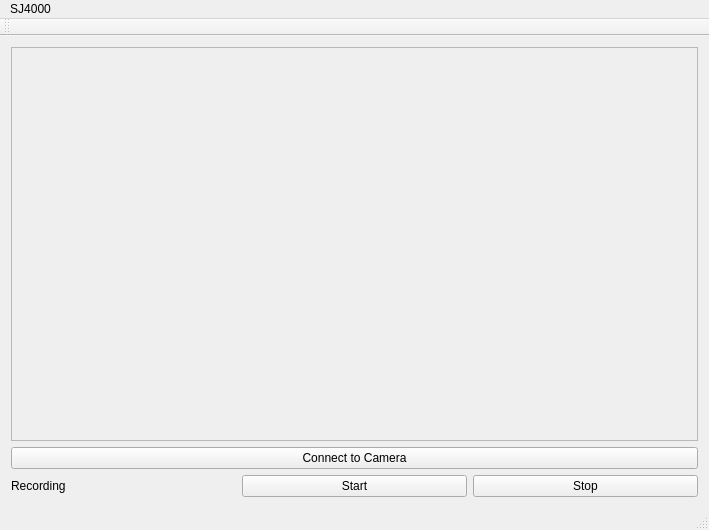
Above: mainwindow.ui from yeckel/sj4000wifi before the change. Below: the same form after it.
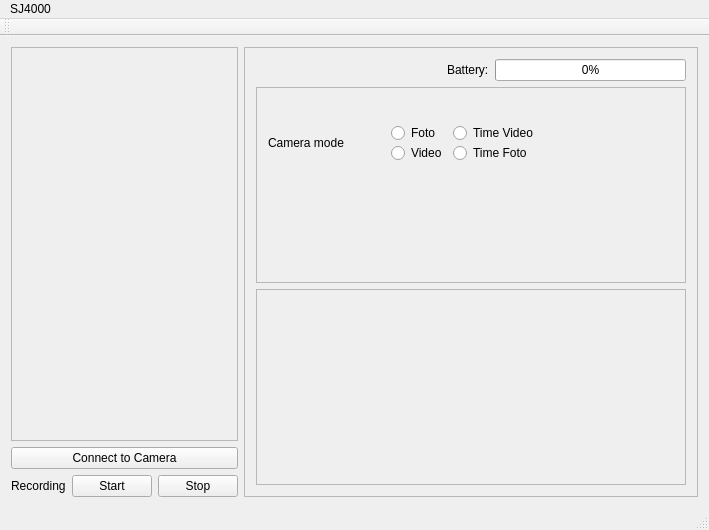
That is the form after the change.

Commit message: Viewport is different for Video and Photo shooting mode. Implemented switching modes and changing video streams.

The edit to the form file:
```diff
--- a/mainwindow.ui
+++ b/mainwindow.ui
@@ -74,6 +74,128 @@
       </item>
      </layout>
     </item>
+    <item row="0" column="1">
+     <widget class="QFrame" name="frame">
+      <property name="frameShape">
+       <enum>QFrame::StyledPanel</enum>
+      </property>
+      <property name="frameShadow">
+       <enum>QFrame::Raised</enum>
+      </property>
+      <layout class="QVBoxLayout" name="verticalLayout_3">
+       <item>
+        <layout class="QHBoxLayout" name="horizontalLayout_4">
+         <item>
+          <spacer name="horizontalSpacer">
+           <property name="orientation">
+            <enum>Qt::Horizontal</enum>
+           </property>
+           <property name="sizeHint" stdset="0">
+            <size>
+             <width>40</width>
+             <height>20</height>
+            </size>
+           </property>
+          </spacer>
+         </item>
+         <item>
+          <widget class="QLabel" name="label_3">
+           <property name="text">
+            <string>Battery:</string>
+           </property>
+          </widget>
+         </item>
+         <item>
+          <widget class="QProgressBar" name="batteryBar">
+           <property name="value">
+            <number>0</number>
+           </property>
+          </widget>
+         </item>
+        </layout>
+       </item>
+       <item>
+        <widget class="QFrame" name="frame_2">
+         <property name="frameShape">
+          <enum>QFrame::StyledPanel</enum>
+         </property>
+         <property name="frameShadow">
+          <enum>QFrame::Raised</enum>
+         </property>
+         <widget class="QWidget" name="layoutWidget">
+          <property name="geometry">
+           <rect>
+            <x>1</x>
+            <y>28</y>
+            <width>292</width>
+            <height>56</height>
+           </rect>
+          </property>
+          <layout class="QHBoxLayout" name="horizontalLayout_3">
+           <item>
+            <widget class="QLabel" name="label_2">
+             <property name="text">
+              <string>Camera mode</string>
+             </property>
+            </widget>
+           </item>
+           <item>
+            <layout class="QHBoxLayout" name="horizontalLayout_2">
+             <item>
+              <layout class="QVBoxLayout" name="verticalLayout_4">
+               <item>
+                <widget class="QRadioButton" name="radioButtonFoto">
+                 <property name="text">
+                  <string>Foto</string>
+                 </property>
+                </widget>
+               </item>
+               <item>
+                <widget class="QRadioButton" name="radioButtonVideo">
+                 <property name="text">
+                  <string>Video</string>
+                 </property>
+                </widget>
+               </item>
+              </layout>
+             </item>
+             <item>
+              <layout class="QVBoxLayout" name="verticalLayout_5">
+               <item>
+                <widget class="QRadioButton" name="radioButtonTVideo">
+                 <property name="text">
+                  <string>Time Video</string>
+                 </property>
+                </widget>
+               </item>
+               <item>
+                <widget class="QRadioButton" name="radioButtonTFoto">
+                 <property name="text">
+                  <string>Time Foto</string>
+                 </property>
+                </widget>
+               </item>
+              </layout>
+             </item>
+            </layout>
+           </item>
+          </layout>
+         </widget>
+        </widget>
+       </item>
+       <item>
+        <widget class="QFrame" name="frame_3">
+         <property name="frameShape">
+          <enum>QFrame::StyledPanel</enum>
+         </property>
+         <property name="frameShadow">
+          <enum>QFrame::Raised</enum>
+         </property>
+        </widget>
+       </item>
+      </layout>
+     </widget>
+    </item>
    </layout>
   </widget>
   <widget class="QMenuBar" name="menuBar">
```
The commit also changes 6 other files.
